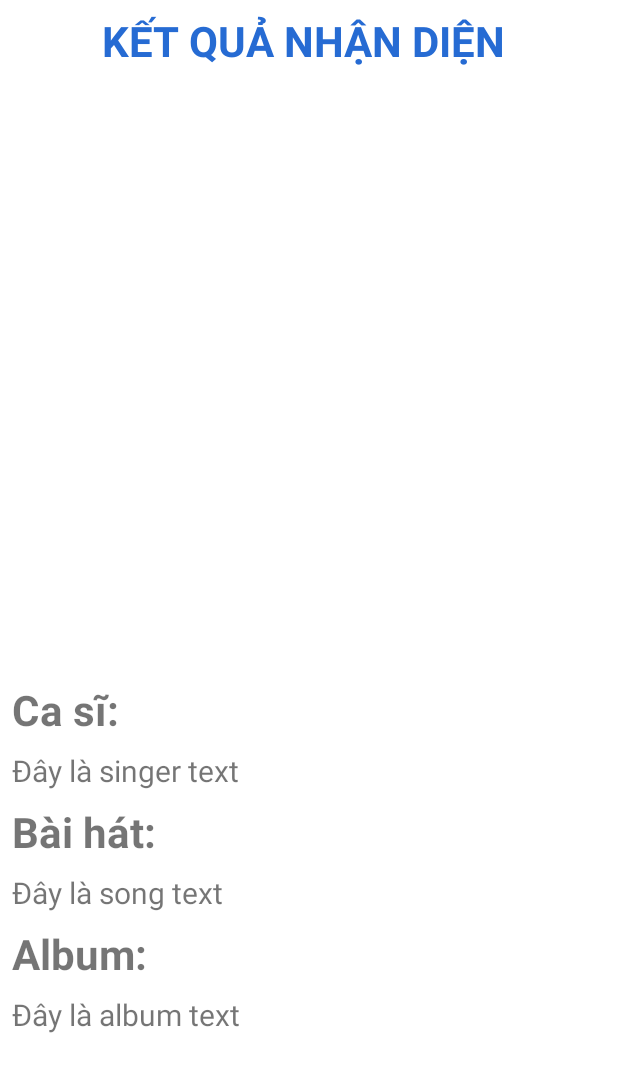
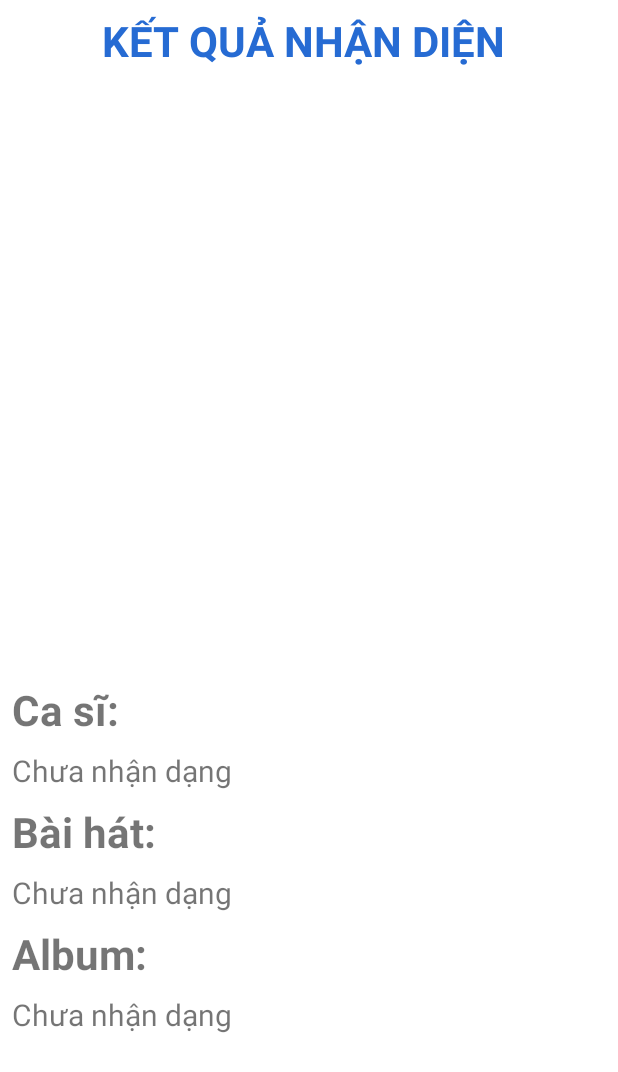
Before and after one commit to HuuPhuoc29/MusicRegconitionApp, an Android app: the RecognitionActivity screen opened directly, with no data from a screen before it, on a phone screen of 412 x 824 dp. Shown: the top 1072 px of the screen. Run offline under Robolectric (Android 15) with nearby library versions, the light colour scheme and no system bars; our stand-ins replace Picasso; pictures from the network do not load.

Commit message:
Change text title

```diff
--- a/app/src/main/java/com/example/voicerecording/WavAudioRecorder.java
+++ b/app/src/main/java/com/example/voicerecording/WavAudioRecorder.java
@@ -8,6 +8,7 @@ import android.media.AudioFormat;
 import android.media.AudioRecord;
 import android.media.MediaRecorder.AudioSource;
 import android.util.Log;
+
 public class WavAudioRecorder {
     private final static int[] sampleRates = {44100, 22050, 11025, 8000};
 
--- a/app/src/main/res/layout/recognize_layout.xml
+++ b/app/src/main/res/layout/recognize_layout.xml
@@ -44,7 +44,7 @@
             android:layout_width="wrap_content"
             android:layout_height="wrap_content"
             android:layout_marginBottom="8dp"
-            android:text="Đây là singer text"
+            android:text="Chưa nhận dạng"
             android:textSize="20dp"
             />
 
@@ -60,7 +60,7 @@
             android:id="@+id/tv_song_name"
             android:layout_width="wrap_content"
             android:layout_height="wrap_content"
-            android:text="Đây là song text"
+            android:text="Chưa nhận dạng"
             android:layout_marginBottom="8dp"
             android:textSize="20dp"
             />
@@ -77,7 +77,7 @@
             android:id="@+id/tv_album_name"
             android:layout_width="wrap_content"
             android:layout_height="wrap_content"
-            android:text="Đây là album text"
+            android:text="Chưa nhận dạng"
             android:textSize="20dp"
             />
 
```
